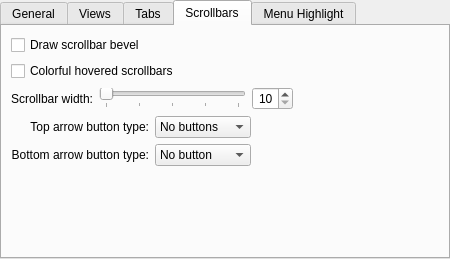
mgottschlag/kwin-tiling, file kstyles/oxygen/config/ui/oxygenstyleconfig.ui: the form before one commit.
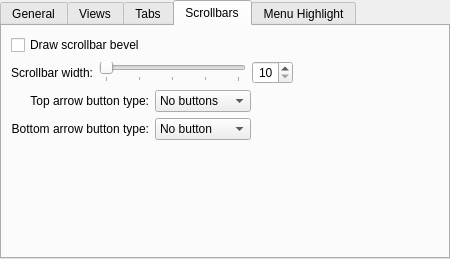
The form after the commit. The open tabs and pages were chosen to show the change. Custom widgets are drawn as their Qt base class.

Commit message: dropped support for "colorfull scrollbars" options. It looked alien and unmaintained, and is against oxygen design choices on not colouring the window background.

The edit to the form file:
```diff
--- a/kstyles/oxygen/config/ui/oxygenstyleconfig.ui
+++ b/kstyles/oxygen/config/ui/oxygenstyleconfig.ui
@@ -358,13 +358,6 @@
          </property>
         </widget>
        </item>
-       <item>
-        <widget class="QCheckBox" name="_scrollBarColored">
-         <property name="text">
-          <string>Colorful hovered scrollbars</string>
-         </property>
-        </widget>
-       </item>
        <item>
         <layout class="QHBoxLayout" name="horizontalLayout_3">
          <item>
```
The commit also changes 3 other files.
